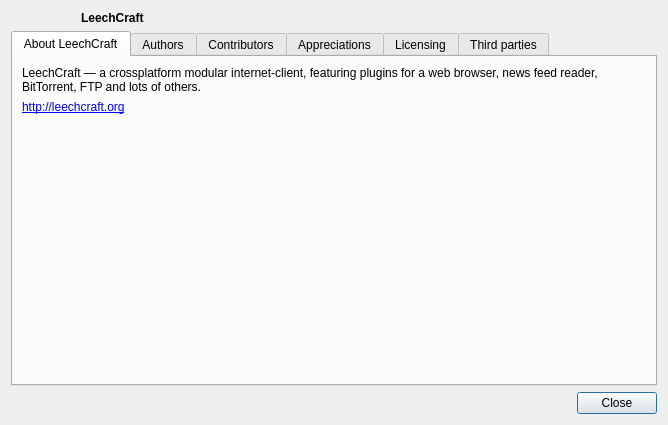
Qt form src/aboutdialog.ui (0xd34df00d/leechcraft) before a commit.
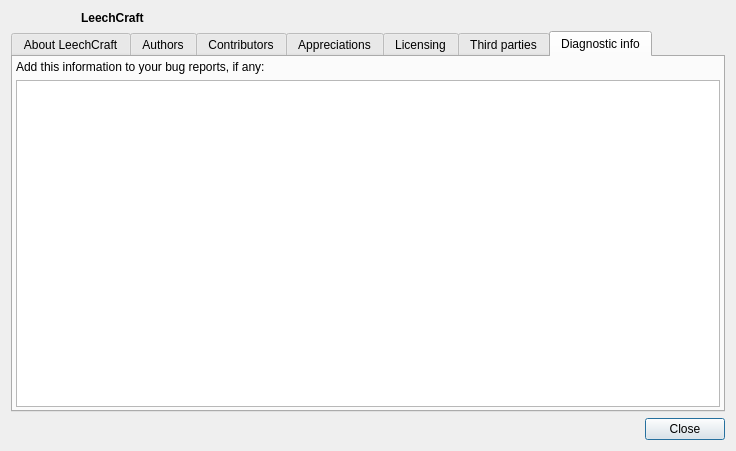
The same form after that commit. The open tabs and pages were chosen to show the change. Icons and pictures are not drawn.

Commit message: Core: basic Diag Info tab.

```diff
--- a/src/aboutdialog.ui
+++ b/src/aboutdialog.ui
@@ -6,8 +6,8 @@
    <rect>
     <x>0</x>
     <y>0</y>
-    <width>668</width>
-    <height>425</height>
+    <width>736</width>
+    <height>451</height>
    </rect>
   </property>
   <property name="windowTitle">
@@ -324,6 +324,30 @@
        </item>
       </layout>
      </widget>
+     <widget class="QWidget" name="tab_4">
+      <attribute name="title">
+       <string>Diagnostic info</string>
+      </attribute>
+      <layout class="QVBoxLayout" name="verticalLayout_4">
+       <property name="margin">
+        <number>3</number>
+       </property>
+       <item>
+        <widget class="QLabel" name="label_3">
+         <property name="text">
+          <string>Add this information to your bug reports, if any:</string>
+         </property>
+        </widget>
+       </item>
+       <item>
+        <widget class="QPlainTextEdit" name="DiagInfo_">
+         <property name="readOnly">
+          <bool>true</bool>
+         </property>
+        </widget>
+       </item>
+      </layout>
+     </widget>
     </widget>
    </item>
    <item>
```
Left out of the diff: 10 changed lines with no effect on the pictures. The commit also changes 2 other files.
